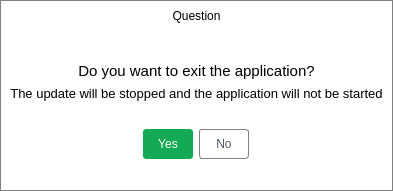
Before: the Qt Designer form updater/ui/askpopup.ui in Covalia/standalone-deployer, drawn with Qt 5.
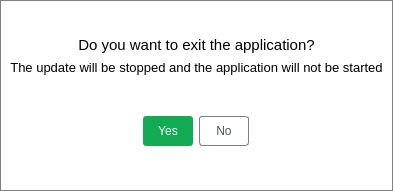
After: the same form once the commit is applied.

Commit message:
Suppression du titre Question dans askpopup.ui
FS#10722

Diff of the .ui file:
```diff
--- a/updater/ui/askpopup.ui
+++ b/updater/ui/askpopup.ui
@@ -55,32 +55,6 @@
      <property name="bottomMargin">
       <number>1</number>
      </property>
-     <item>
-      <widget class="QLabel" name="labelFrameType">
-       <property name="minimumSize">
-        <size>
-         <width>0</width>
-         <height>30</height>
-        </size>
-       </property>
-       <property name="maximumSize">
-        <size>
-         <width>16777215</width>
-         <height>30</height>
-        </size>
-       </property>
-       <property name="styleSheet">
-        <string notr="true">background : @inset-color;
-color : @gray-text-color;</string>
-       </property>
-       <property name="text">
-        <string>Question</string>
-       </property>
-       <property name="alignment">
-        <set>Qt::AlignCenter</set>
-       </property>
-      </widget>
-     </item>
      <item>
       <widget class="QWidget" name="widget" native="true">
        <layout class="QVBoxLayout" name="verticalLayout_4">
```
The commit also changes 9 other files.
